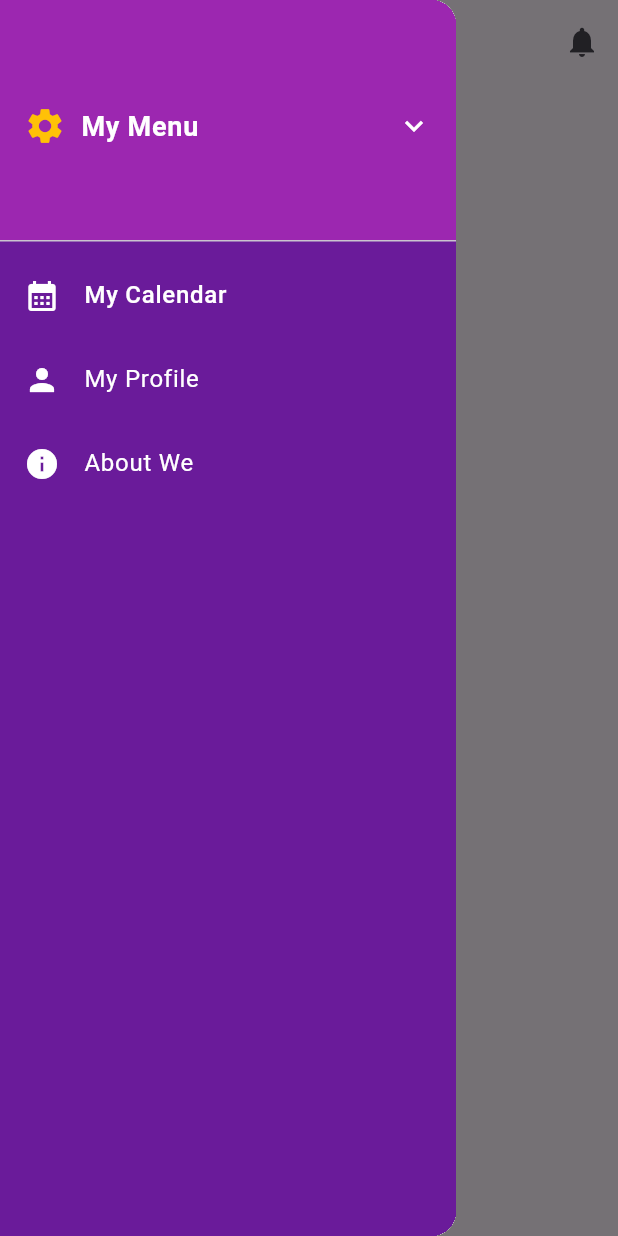
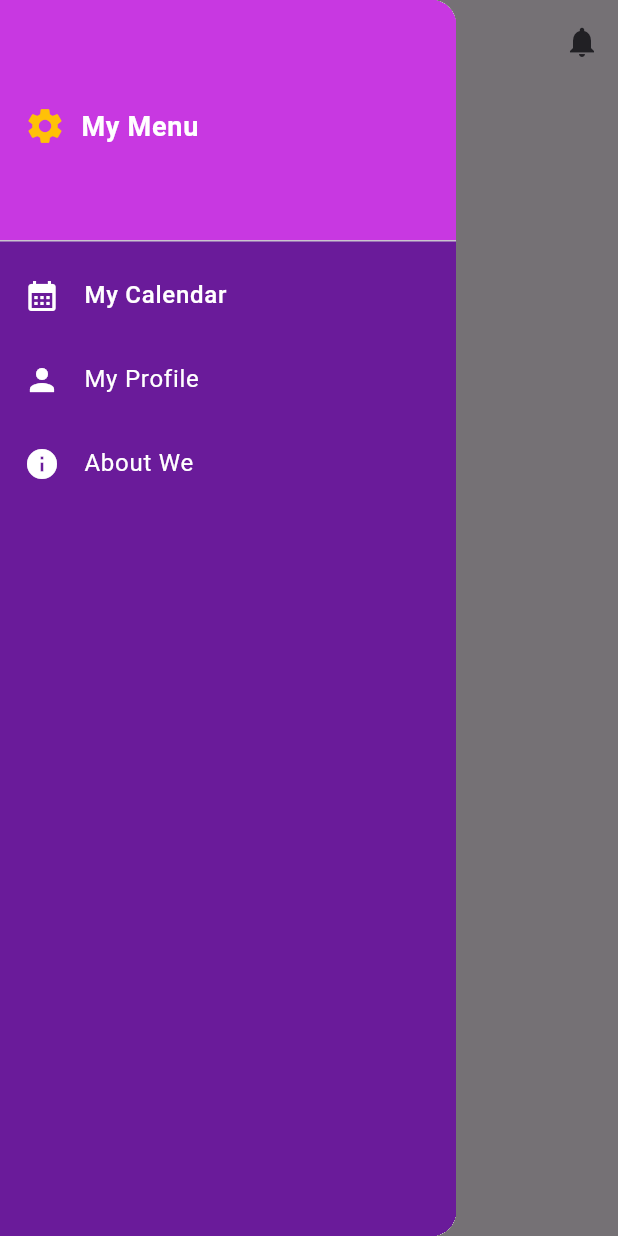
Before and after one commit to ayubxon0805/acharya_erp, a Flutter app: the HomePage screen opened by its route, with the side drawer open, on a phone screen of 412 x 824 dp. Run offline on Flutter 3.47's test engine with Material 3 defaults, Android fonts, the phone set to English and light mode, and no system bars; our stand-ins replace go_router, lucide_icons, table_calendar, webview_flutter.

Commit message:
added 4 pages and optimized

```diff
--- a/lib/core/router/app_router.dart
+++ b/lib/core/router/app_router.dart
@@ -1,33 +1,43 @@
-
-import 'package:acharya_university/presentation/widgets/webview_widget.dart';
-
 import 'core_exports.dart';
 
 class AppRouter {
-String urls = "";
+  String urls = "";
   static final GoRouter router = GoRouter(
-
     initialLocation: '/auth',
 
     routes: [
       GoRoute(
         name: 'auth',
         path: '/auth',
-        builder: (context, state) =>  AuthPage(),
+        builder: (context, state) => AuthPage(),
       ),
       GoRoute(
         name: 'home',
         path: '/home',
         builder: (context, state) => const HomePage(),
       ),
-          GoRoute(
-
+      GoRoute(
         name: 'webview',
         path: '/webview',
         builder: (context, state) {
-           final String url = state.extra as String? ?? 'https://flutter.dev';
-        return WebViewScreen(url: url);
-        } ,
+          final String url = state.extra as String? ?? 'https://flutter.dev';
+          return WebViewScreen(url: url);
+        },
+      ),
+      GoRoute(
+        name: 'mycalendar',
+        path: '/mycalendar',
+        builder: (context, state) => const MyCalendarPage(),
+      ),
+      GoRoute(
+        name: 'myprofile',
+        path: '/myprofile',
+        builder: (context, state) => const MyProfilePage(),
+      ),
+      GoRoute(
+        name: 'notifications',
+        path: '/notifications',
+        builder: (context, state) => const NotificationPage(),
       ),
     ],
   );
--- /dev/null
+++ b/lib/core/theme/app_colors.dart
@@ -0,0 +1,9 @@
+import 'package:flutter/material.dart';
+
+class AppColors {
+  static const Color primaryColor = Color(0xFF6200EE);
+  static const Color secondaryColor = Color(0xFF03DAC6);
+  static const Color backgroundColor = Color(0xFFF5F5F5);
+  static const Color textColor = Color(0xFF333333);
+  static const Color mainColor = Color.fromARGB(255, 200, 56, 225);
+}
--- a/lib/presentation/pages/home_screen.dart
+++ b/lib/presentation/pages/home_screen.dart
@@ -1,5 +1,4 @@
-import 'package:acharya_university/presentation/pages/my_drawer/custom_drawer.dart';
-import 'package:flutter/material.dart';
+import '../../core/router/core_exports.dart';
 
 class HomePage extends StatefulWidget {
   const HomePage({super.key});
@@ -14,10 +13,18 @@ class _HomePageState extends State<HomePage> {
     return Scaffold(
       appBar: AppBar(
         actions: [
-          IconButton(onPressed:() {
-
-          }, icon: Icon(Icons.notifications))
+          IconButton(
+            onPressed: () {
+              context.pushNamed('notifications');
+            },
+            icon: Icon(Icons.notifications),
+          ),
         ],
+        title: ImageIcon(
+          AssetImage("assets/icons/applogo.png"),
+          size: 180,
+          color: AppColors.mainColor,
+        ),
       ),
       drawer: CustomDrawer(),
     );
--- a/lib/presentation/pages/my_drawer/custom_drawer.dart
+++ b/lib/presentation/pages/my_drawer/custom_drawer.dart
@@ -1,7 +1,4 @@
-import 'package:acharya_university/core/router/core_exports.dart';
-import 'package:acharya_university/presentation/widgets/webview_widget.dart';
-import 'package:flutter/material.dart';
-import 'package:webview_flutter/webview_flutter.dart';
+import '../../../core/router/core_exports.dart';
 
 class CustomDrawer extends StatelessWidget {
   @override
@@ -14,7 +11,7 @@ class CustomDrawer extends StatelessWidget {
           children: [
             DrawerHeader(
               decoration: BoxDecoration(
-                color: Colors.purple, // Header foni
+                color: AppColors.mainColor, // Header foni
               ),
               child: Row(
                 children: [
@@ -28,47 +25,59 @@ class CustomDrawer extends StatelessWidget {
                       fontWeight: FontWeight.bold,
                     ),
                   ),
-                  Spacer(),
-                  Icon(Icons.keyboard_arrow_down, color: Colors.white),
                 ],
               ),
             ),
             ListTile(
-
-              leading: Icon(Icons.calendar_month,color: Colors.white,),
+              leading: Icon(Icons.calendar_month, color: Colors.white),
               title: Text(
                 "My Calendar",
-                style: TextStyle(color: Colors.white,fontWeight: FontWeight.w500),
+                style: TextStyle(
+                  color: Colors.white,
+                  fontWeight: FontWeight.w500,
+                ),
               ),
               onTap: () {
-                // Calendar bosilganda bajariladigan kod
+                context.pushNamed('mycalendar');
               },
             ),
             ListTile(
-              leading: Icon(Icons.person,color: Colors.white,),
+              leading: Icon(Icons.person, color: Colors.white),
 
-              tileColor: Colors.purple[600], // Tanlangan element rangi
-              title: Text(
-                "My Profile",
-                style: TextStyle(color: Colors.white),
-              ),
+              tileColor: const Color.fromARGB(
+                255,
+                176,
+                53,
+                210,
+              ), // Tanlangan element rangi
+              title: Text("My Profile", style: TextStyle(color: Colors.white)),
               onTap: () {
-                // Profile bosilganda bajariladigan kod
+                context.pushNamed('myprofile');
               },
             ),
-                  ListTile(
-              leading: Icon(Icons.info,color: Colors.white,),
+            ListTile(
+              leading: Icon(Icons.info, color: Colors.white),
 
-              tileColor: Colors.purple[600], // Tanlangan element rangi
-              title: Text(
-                "About We",
-                style: TextStyle(color: Colors.white),
-              ),
+              tileColor: Color.fromARGB(
+                255,
+                176,
+                53,
+                210,
+              ), // Tanlangan element rangi
+              title: Text("About We", style: TextStyle(color: Colors.white)),
               onTap: () {
                 // print('pressed');
                 // context.pushNamed('webview',extra: "https://www.acharya.uz/images/videos/facilities.mp4");
-                Navigator.push(context, MaterialPageRoute(builder: (context) => WebViewScreen(url: "https://www.acharya.uz/images/videos/facilities.mp4"),));
-
+                Navigator.push(
+                  context,
+                  MaterialPageRoute(
+                    builder:
+                        (context) => WebViewScreen(
+                          url:
+                              "https://www.acharya.uz/images/videos/facilities.mp4",
+                        ),
+                  ),
+                );
               },
             ),
           ],
--- a/pubspec.yaml
+++ b/pubspec.yaml
@@ -40,6 +40,8 @@ dependencies:
   webview_flutter: ^4.10.0
   webview_flutter_wkwebview: ^3.18.4
   webview_flutter_android: ^4.3.3
+  table_calendar: ^3.2.0
+  lucide_icons: ^0.257.0
 
 dev_dependencies:
   flutter_test:
```
Also changed, not shown: lib/core/router/core_exports.dart (+10 -0 lines), lib/presentation/pages/my_drawer/my_calendar.dart (added, +156 -0 lines), lib/presentation/pages/my_drawer/my_profile.dart (added, +134 -0 lines), lib/presentation/pages/notification_screen.dart (added, +116 -0 lines), lib/presentation/widgets/webview_widget.dart (+14 -9 lines), assets/icons/applogo.png (added), pubspec.lock, 3 other files.
